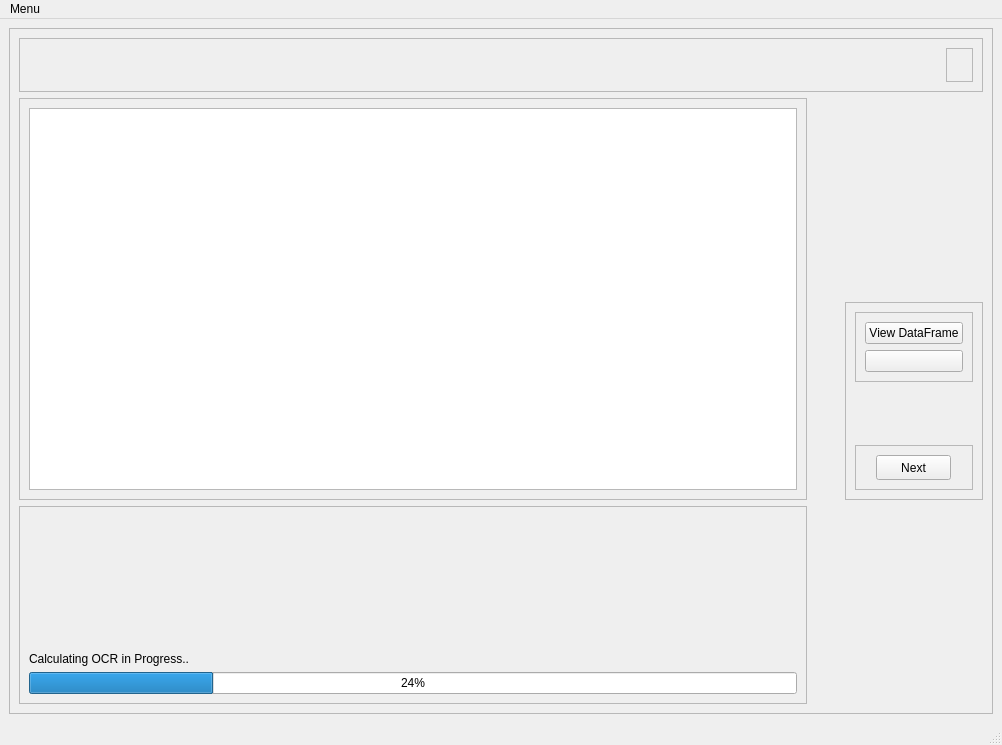
Before: the Qt Designer form UI/Ui_APTMainWindow.ui in arjun-bala-krishnan/APT_Project, drawn with Qt 5.
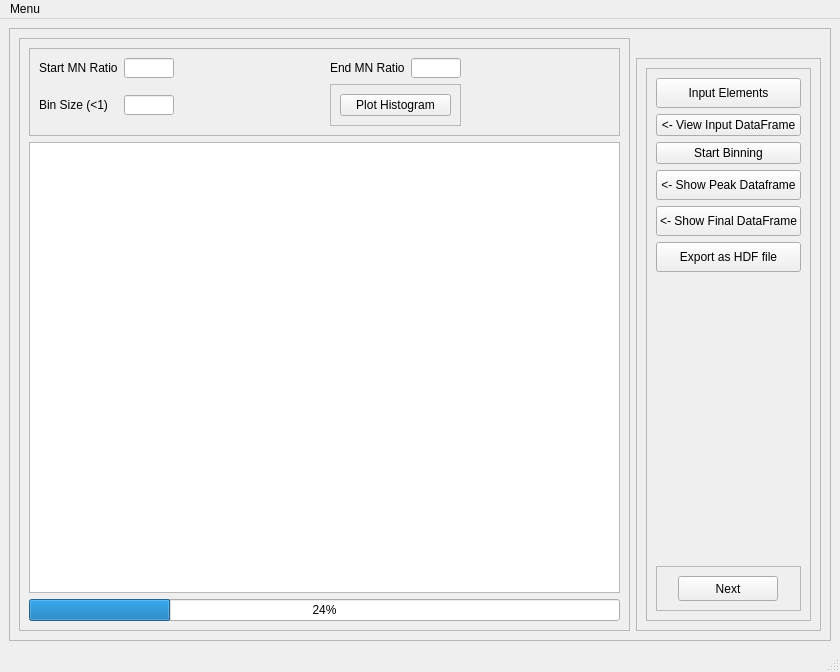
After: the same form once the commit is applied. Icons and pictures are not drawn.

Commit message: The first window part has been completed. Now the application can safely map elements from dataset based on peak conditions provided.

Patch:
```diff
--- a/UI/Ui_APTMainWindow.ui
+++ b/UI/Ui_APTMainWindow.ui
@@ -6,8 +6,8 @@
    <rect>
     <x>0</x>
     <y>0</y>
-    <width>1002</width>
-    <height>745</height>
+    <width>840</width>
+    <height>672</height>
    </rect>
   </property>
   <property name="windowTitle">
@@ -24,158 +24,15 @@
        <enum>QFrame::Raised</enum>
       </property>
       <layout class="QGridLayout" name="gridLayout_8">
-       <item row="2" column="3">
-        <widget class="QFrame" name="frame_2">
+       <item row="2" column="0" rowspan="2">
+        <widget class="QFrame" name="frame_3">
          <property name="frameShape">
           <enum>QFrame::StyledPanel</enum>
          </property>
          <property name="frameShadow">
           <enum>QFrame::Raised</enum>
          </property>
-         <layout class="QGridLayout" name="gridLayout_6">
-          <item row="0" column="0">
-           <widget class="QFrame" name="frame_7">
-            <property name="frameShape">
-             <enum>QFrame::StyledPanel</enum>
-            </property>
-            <property name="frameShadow">
-             <enum>QFrame::Raised</enum>
-            </property>
-            <layout class="QGridLayout" name="gridLayout_2">
-             <item row="1" column="0">
-              <widget class="QPushButton" name="pushButton_2">
-               <property name="maximumSize">
-                <size>
-                 <width>200</width>
-                 <height>30</height>
-                </size>
-               </property>
-               <property name="text">
-                <string/>
-               </property>
-              </widget>
-             </item>
-             <item row="0" column="0">
-              <widget class="QPushButton" name="pushButton_1">
-               <property name="maximumSize">
-                <size>
-                 <width>200</width>
-                 <height>30</height>
-                </size>
-               </property>
-               <property name="text">
-                <string>View DataFrame</string>
-               </property>
-              </widget>
-             </item>
-            </layout>
-           </widget>
-          </item>
-          <item row="1" column="0">
-           <spacer name="verticalSpacer_3">
-            <property name="orientation">
-             <enum>Qt::Vertical</enum>
-            </property>
-            <property name="sizeHint" stdset="0">
-             <size>
-              <width>20</width>
-              <height>38</height>
-             </size>
-            </property>
-           </spacer>
-          </item>
-          <item row="3" column="0">
-           <widget class="QFrame" name="frame_6">
-            <property name="frameShape">
-             <enum>QFrame::StyledPanel</enum>
-            </property>
-            <property name="frameShadow">
-             <enum>QFrame::Raised</enum>
-            </property>
-            <layout class="QGridLayout" name="gridLayout_7">
-             <item row="0" column="0">
-              <widget class="QPushButton" name="pushButton_6">
-               <property name="minimumSize">
-                <size>
-                 <width>50</width>
-                 <height>25</height>
-                </size>
-               </property>
-               <property name="maximumSize">
-                <size>
-                 <width>75</width>
-                 <height>30</height>
-                </size>
-               </property>
-               <property name="layoutDirection">
-                <enum>Qt::LeftToRight</enum>
-               </property>
-               <property name="text">
-                <string>Next</string>
-               </property>
-              </widget>
-             </item>
-            </layout>
-           </widget>
-          </item>
-         </layout>
-        </widget>
-       </item>
-       <item row="1" column="3">
-        <spacer name="verticalSpacer_2">
-         <property name="orientation">
-          <enum>Qt::Vertical</enum>
-         </property>
-         <property name="sizeHint" stdset="0">
-          <size>
-           <width>20</width>
-           <height>71</height>
-          </size>
-         </property>
-        </spacer>
-       </item>
-       <item row="3" column="2">
-        <spacer name="verticalSpacer_4">
-         <property name="orientation">
-          <enum>Qt::Vertical</enum>
-         </property>
-         <property name="sizeHint" stdset="0">
-          <size>
-           <width>20</width>
-           <height>71</height>
-          </size>
-         </property>
-        </spacer>
-       </item>
-       <item row="3" column="0">
-        <widget class="QFrame" name="frame_4">
-         <property name="frameShape">
-          <enum>QFrame::StyledPanel</enum>
-         </property>
-         <property name="frameShadow">
-          <enum>QFrame::Raised</enum>
-         </property>
-         <layout class="QGridLayout" name="gridLayout_9">
-          <item row="0" column="0">
-           <spacer name="verticalSpacer_6">
-            <property name="orientation">
-             <enum>Qt::Vertical</enum>
-            </property>
-            <property name="sizeHint" stdset="0">
-             <size>
-              <width>20</width>
-              <height>30</height>
-             </size>
-            </property>
-           </spacer>
-          </item>
-          <item row="1" column="0">
-           <widget class="QLabel" name="label_3">
-            <property name="text">
-             <string>Calculating OCR in Progress..</string>
-            </property>
-           </widget>
-          </item>
+         <layout class="QGridLayout" name="gridLayout_3">
           <item row="3" column="0">
            <widget class="QProgressBar" name="progressBar">
             <property name="maximumSize">
@@ -189,99 +46,342 @@
             </property>
            </widget>
           </item>
-         </layout>
-        </widget>
-       </item>
-       <item row="1" column="0" rowspan="2">
-        <widget class="QFrame" name="frame_3">
-         <property name="frameShape">
-          <enum>QFrame::StyledPanel</enum>
-         </property>
-         <property name="frameShadow">
-          <enum>QFrame::Raised</enum>
-         </property>
-         <layout class="QGridLayout" name="gridLayout_3">
-          <item row="0" column="0">
-           <widget class="QTableView" name="tableView"/>
+          <item row="2" column="0">
+           <widget class="QTableView" name="tableView">
+            <property name="sizeAdjustPolicy">
+             <enum>QAbstractScrollArea::AdjustToContents</enum>
+            </property>
+            <property name="sortingEnabled">
+             <bool>true</bool>
+            </property>
+           </widget>
           </item>
+          <item row="1" column="0">
+           <widget class="QFrame" name="frame_9">
+            <property name="frameShape">
+             <enum>QFrame::StyledPanel</enum>
+            </property>
+            <property name="frameShadow">
+             <enum>QFrame::Raised</enum>
+            </property>
+            <layout class="QGridLayout" name="gridLayout_4">
+             <item row="2" column="3">
+              <widget class="QLineEdit" name="lineEdit_3">
+               <property name="sizePolicy">
+                <sizepolicy hsizetype="Minimum" vsizetype="Fixed">
+                 <horstretch>0</horstretch>
+                 <verstretch>0</verstretch>
+                </sizepolicy>
+               </property>
+               <property name="minimumSize">
+                <size>
+                 <width>50</width>
+                 <height>20</height>
+                </size>
+               </property>
+               <property name="maximumSize">
+                <size>
+                 <width>50</width>
+                 <height>20</height>
+                </size>
+               </property>
+              </widget>
+             </item>
+             <item row="0" column="3">
+              <widget class="QLineEdit" name="lineEdit">
+               <property name="sizePolicy">
+                <sizepolicy hsizetype="Minimum" vsizetype="Fixed">
+                 <horstretch>0</horstretch>
+                 <verstretch>0</verstretch>
+                </sizepolicy>
+               </property>
+               <property name="minimumSize">
+                <size>
+                 <width>50</width>
+                 <height>20</height>
+                </size>
+               </property>
+               <property name="maximumSize">
+                <size>
+                 <width>50</width>
+                 <height>20</height>
+                </size>
+               </property>
+              </widget>
+             </item>
+             <item row="0" column="5">
+              <widget class="QLabel" name="label_2">
+               <property name="text">
+                <string>End MN Ratio</string>
+               </property>
+              </widget>
+             </item>
+             <item row="0" column="6">
+              <widget class="QLineEdit" name="lineEdit_2">
+               <property name="sizePolicy">
+                <sizepolicy hsizetype="Maximum" vsizetype="Fixed">
+                 <horstretch>0</horstretch>
+                 <verstretch>0</verstretch>
+                </sizepolicy>
+               </property>
+               <property name="minimumSize">
+                <size>
+                 <width>50</width>
+                 <height>20</height>
+                </size>
+               </property>
+               <property name="maximumSize">
+                <size>
+                 <width>50</width>
+                 <height>20</height>
+                </size>
+               </property>
+              </widget>
+             </item>
+             <item row="0" column="4">
+              <spacer name="horizontalSpacer">
+               <property name="orientation">
+                <enum>Qt::Horizontal</enum>
+               </property>
+               <property name="sizeHint" stdset="0">
+                <size>
+                 <width>40</width>
+                 <height>20</height>
+                </size>
+               </property>
+              </spacer>
+             </item>
+             <item row="2" column="5" colspan="2">
+              <widget class="QFrame" name="frame_5">
+               <property name="frameShape">
+                <enum>QFrame::StyledPanel</enum>
+               </property>
+               <property name="frameShadow">
+                <enum>QFrame::Raised</enum>
+               </property>
+               <layout class="QGridLayout" name="gridLayout_7">
+                <item row="0" column="0">
+                 <widget class="QPushButton" name="pushButton_2">
+                  <property name="maximumSize">
+                   <size>
+                    <width>200</width>
+                    <height>16777215</height>
+                   </size>
+                  </property>
+                  <property name="text">
+                   <string>Plot Histogram</string>
+                  </property>
+                 </widget>
+                </item>
+               </layout>
+              </widget>
+             </item>
+             <item row="0" column="2">
+              <widget class="QLabel" name="label">
+               <property name="text">
+                <string>Start MN Ratio</string>
+               </property>
+              </widget>
+             </item>
+             <item row="2" column="2">
+              <widget class="QLabel" name="label_3">
+               <property name="text">
+                <string>Bin Size (&lt;1)</string>
+               </property>
+              </widget>
+             </item>
+             <item row="0" column="7">
+              <spacer name="horizontalSpacer_2">
+               <property name="orientation">
+                <enum>Qt::Horizontal</enum>
+               </property>
+               <property name="sizeHint" stdset="0">
+                <size>
+                 <width>40</width>
+                 <height>20</height>
+                </size>
+               </property>
+              </spacer>
+             </item>
+            </layout>
+           </widget>
+          </item>
          </layout>
         </widget>
        </item>
-       <item row="0" column="0" colspan="4">
-        <widget class="QFrame" name="frame_9">
+       <item row="3" column="2">
+        <widget class="QFrame" name="frame_2">
          <property name="frameShape">
           <enum>QFrame::StyledPanel</enum>
          </property>
          <property name="frameShadow">
           <enum>QFrame::Raised</enum>
          </property>
-         <layout class="QGridLayout" name="gridLayout_4">
+         <layout class="QGridLayout" name="gridLayout_6">
           <item row="0" column="0">
-           <spacer name="horizontalSpacer">
-            <property name="orientation">
-             <enum>Qt::Horizontal</enum>
-            </property>
-            <property name="sizeHint" stdset="0">
-             <size>
-              <width>308</width>
-              <height>20</height>
-             </size>
-            </property>
-           </spacer>
-          </item>
-          <item row="0" column="1">
-           <widget class="QFrame" name="frame_8">
+           <widget class="QFrame" name="frame_7">
             <property name="frameShape">
              <enum>QFrame::StyledPanel</enum>
             </property>
             <property name="frameShadow">
              <enum>QFrame::Raised</enum>
             </property>
-            <layout class="QGridLayout" name="gridLayout_5">
-             <item row="0" column="0">
-              <widget class="QLabel" name="label_5">
+            <layout class="QGridLayout" name="gridLayout_2">
+             <item row="2" column="0">
+              <widget class="QPushButton" name="pushButton">
+               <property name="maximumSize">
+                <size>
+                 <width>200</width>
+                 <height>30</height>
+                </size>
+               </property>
                <property name="text">
-                <string/>
+                <string>&lt;- View Input DataFrame</string>
                </property>
-               <property name="pixmap">
-                <pixmap resource="UI_APTMainWindow_Images.qrc">:/newPrefix/Logo.png</pixmap>
+              </widget>
+             </item>
+             <item row="8" column="0">
+              <spacer name="verticalSpacer">
+               <property name="orientation">
+                <enum>Qt::Vertical</enum>
                </property>
-               <property name="scaledContents">
-                <bool>true</bool>
+               <property name="sizeHint" stdset="0">
+                <size>
+                 <width>20</width>
+                 <height>40</height>
+                </size>
                </property>
+              </spacer>
+             </item>
+             <item row="4" column="0">
+              <widget class="QPushButton" name="pushButton_4">
+               <property name="maximumSize">
+                <size>
+                 <width>200</width>
+                 <height>30</height>
+                </size>
+               </property>
+               <property name="text">
+                <string>Start Binning</string>
+               </property>
               </widget>
              </item>
+             <item row="7" column="0">
+              <widget class="QPushButton" name="pushButton_5">
+               <property name="minimumSize">
+                <size>
+                 <width>0</width>
+                 <height>30</height>
+                </size>
+               </property>
+               <property name="text">
+                <string>Export as HDF file</string>
+               </property>
+              </widget>
+             </item>
+             <item row="5" column="0">
+              <widget class="QPushButton" name="pushButton_7">
+               <property name="minimumSize">
+                <size>
+                 <width>0</width>
+                 <height>30</height>
+                </size>
+               </property>
+               <property name="text">
+                <string>&lt;- Show Peak Dataframe</string>
+               </property>
+              </widget>
+             </item>
+             <item row="9" column="0">
+              <widget class="QFrame" name="frame_4">
+               <property name="frameShape">
+                <enum>QFrame::StyledPanel</enum>
+               </property>
+               <property name="frameShadow">
+                <enum>QFrame::Raised</enum>
+               </property>
+               <layout class="QGridLayout" name="gridLayout_5">
+                <item row="0" column="0">
+                 <widget class="QPushButton" name="pushButton_6">
+                  <property name="sizePolicy">
+                   <sizepolicy hsizetype="Preferred" vsizetype="Fixed">
+                    <horstretch>0</horstretch>
+                    <verstretch>0</verstretch>
+                   </sizepolicy>
+                  </property>
+                  <property name="minimumSize">
+                   <size>
+                    <width>100</width>
+                    <height>25</height>
+                   </size>
+                  </property>
+                  <property name="maximumSize">
+                   <size>
+                    <width>75</width>
+                    <height>30</height>
+                   </size>
+                  </property>
+                  <property name="layoutDirection">
+                   <enum>Qt::LeftToRight</enum>
+                  </property>
+                  <property name="text">
+                   <string>Next</string>
+                  </property>
+                 </widget>
+                </item>
+               </layout>
+              </widget>
+             </item>
+             <item row="6" column="0">
+              <widget class="QPushButton" name="pushButton_8">
+               <property name="minimumSize">
+                <size>
+                 <width>0</width>
+                 <height>30</height>
+                </size>
+               </property>
+               <property name="text">
+                <string>&lt;- Show Final DataFrame</string>
+               </property>
+              </widget>
+             </item>
+             <item row="1" column="0">
+              <widget class="QPushButton" name="pushButton_3">
+               <property name="minimumSize">
+                <size>
+                 <width>0</width>
+                 <height>30</height>
+                </size>
+               </property>
+               <property name="text">
+                <string>Input Elements</string>
+               </property>
+              </widget>
+             </item>
             </layout>
            </widget>
           </item>
          </layout>
         </widget>
        </item>
-       <item row="3" column="3">
-        <spacer name="verticalSpacer_5">
-         <property name="orientation">
-          <enum>Qt::Vertical</enum>
+       <item row="2" column="2">
+        <widget class="QLabel" name="label_5">
+         <property name="sizePolicy">
+          <sizepolicy hsizetype="Preferred" vsizetype="Fixed">
+           <horstretch>0</horstretch>
+           <verstretch>0</verstretch>
+          </sizepolicy>
          </property>
-         <property name="sizeHint" stdset="0">
-          <size>
-           <width>20</width>
-           <height>71</height>
-          </size>
+         <property name="text">
+          <string/>
          </property>
-        </spacer>
-       </item>
-       <item row="1" column="2">
-        <spacer name="verticalSpacer">
-         <property name="orientation">
-          <enum>Qt::Vertical</enum>
+         <property name="pixmap">
+          <pixmap resource="images_main.qrc">:/newPrefix/Logo.png</pixmap>
          </property>
-         <property name="sizeHint" stdset="0">
-          <size>
-           <width>20</width>
-           <height>40</height>
-          </size>
+         <property name="scaledContents">
+          <bool>true</bool>
          </property>
-        </spacer>
+        </widget>
        </item>
       </layout>
      </widget>
@@ -293,7 +393,7 @@
     <rect>
      <x>0</x>
      <y>0</y>
-     <width>1002</width>
+     <width>840</width>
      <height>21</height>
     </rect>
    </property>
```
Left out of the diff: 2 changed lines with no effect on the pictures. The commit also changes 9 other files.
